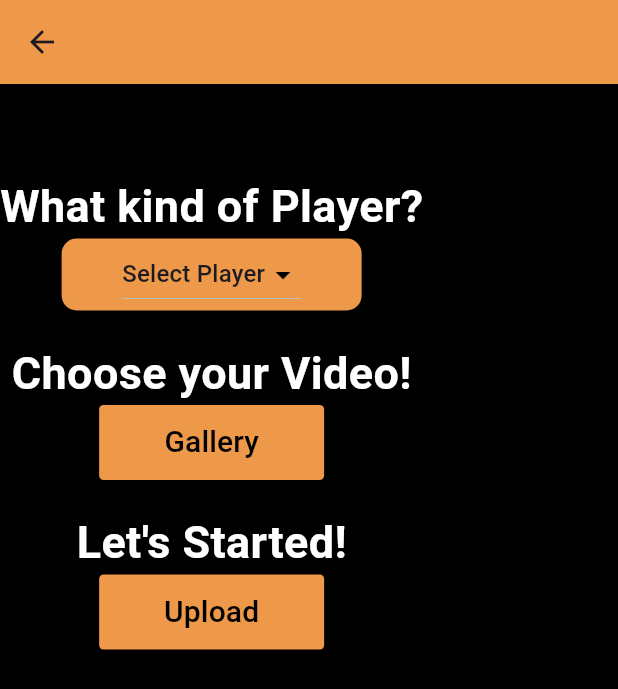
After one commit to seunggihong/flutter-likeu, a Flutter app: the CameraViewTest screen opened directly, after a tap on "Upload", on a phone screen of 412 x 824 dp. The commit adds this screen. Shown: the top 689 px of the screen. Run offline on Flutter 3.47's test engine with Material 3 defaults, Android fonts, the light colour scheme and no system bars; our stand-ins replace carousel_slider, csv, flutter_dotenv, flutter_expandable_fab, flutter_heatmap_calendar, hive and 3 more; missing offline and left inert: mrx_charts; accounts and stored records are empty.

Commit message:
dev: test camera viewer

```diff
--- /dev/null
+++ b/lib/views/camera/camera_view_test.dart
@@ -0,0 +1,131 @@
+import 'package:flutter/material.dart';
+import 'package:flutter_likeu/extensions/space_exs.dart';
+import 'package:flutter_likeu/utils/app_colors.dart';
+import 'package:flutter_likeu/views/camera/components/custom_button.dart';
+import 'package:image_picker/image_picker.dart';
+import 'package:modal_bottom_sheet/modal_bottom_sheet.dart';
+
+class CameraViewTest extends StatefulWidget {
+  const CameraViewTest({super.key});
+
+  @override
+  State<CameraViewTest> createState() => _CameraViewTestState();
+}
+
+class _CameraViewTestState extends State<CameraViewTest> {
+  final players = [
+    'Select Player',
+    'player 1',
+    'player 2',
+    'player 3',
+    'player 4',
+    'player 5'
+  ];
+  String? selectPlayer;
+
+  /// Video Select
+  final ImagePicker _picker = ImagePicker();
+  XFile? _video;
+
+  @override
+  void initState() {
+    setState(() {
+      selectPlayer = players[0];
+    });
+    super.initState();
+  }
+
+  @override
+  Widget build(BuildContext context) {
+    return Scaffold(
+      appBar: AppBar(),
+
+      /// body
+      body: SingleChildScrollView(
+        child: Column(
+          children: [
+            60.h,
+            Text(
+              "What kind of Player?",
+              style: TextStyle(
+                  color: Colors.white,
+                  fontWeight: FontWeight.bold,
+                  fontSize: 30),
+            ),
+            Container(
+              alignment: Alignment.center,
+              width: 200,
+              decoration: BoxDecoration(
+                color: AppColors.primaryColor,
+                borderRadius: BorderRadius.circular(10),
+              ),
+              child: Padding(
+                padding: const EdgeInsets.only(right: 20, left: 20),
+                child: DropdownButton(
+                  dropdownColor: Colors.white,
+                  iconEnabledColor: AppColors.backGroundColor,
+                  borderRadius: BorderRadius.circular(10),
+                  value: selectPlayer,
+                  items: players
+                      .map((e) => DropdownMenuItem(
+                            value: e,
+                            child: Text(e),
+                          ))
+                      .toList(),
+                  onChanged: (value) {
+                    setState(() {
+                      selectPlayer = value!;
+                    });
+                  },
+                ),
+              ),
+            ),
+            20.h,
+            Text(
+              "Choose your Video!",
+              style: TextStyle(
+                  color: Colors.white,
+                  fontWeight: FontWeight.bold,
+                  fontSize: 30),
+            ),
+            CustomButton(
+              function: () async {
+                final XFile? video =
+                    await _picker.pickVideo(source: ImageSource.gallery);
+                setState(() {
+                  if (video != null) {
+                    _video = video;
+                  }
+                });
+              },
+              buttonName: _video == null ? 'Gallery' : 'Change',
+            ),
+            20.h,
+            Text(
+              "Let's Started!",
+              style: TextStyle(
+                  color: Colors.white,
+                  fontWeight: FontWeight.bold,
+                  fontSize: 30),
+            ),
+            CustomButton(
+              function: () {
+                Navigator.push(
+                    context,
+                    CupertinoModalBottomSheetRoute(
+                        builder: (e) => Container(
+                              height: 600,
+                              decoration: BoxDecoration(
+                                  color: Colors.grey,
+                                  borderRadius: BorderRadius.circular(10)),
+                            ),
+                        expanded: false));
+              },
+              buttonName: 'Upload',
+            ),
+          ],
+        ),
+      ),
+    );
+  }
+}
--- a/lib/views/main/widget/fab.dart
+++ b/lib/views/main/widget/fab.dart
@@ -4,7 +4,8 @@ import 'package:flutter/cupertino.dart';
 import 'package:flutter/material.dart';
 import 'package:flutter_expandable_fab/flutter_expandable_fab.dart';
 import 'package:flutter_likeu/utils/app_colors.dart';
-import 'package:flutter_likeu/views/camera/camera_view.dart';
+// import 'package:flutter_likeu/views/camera/camera_view.dart';
+import 'package:flutter_likeu/views/camera/camera_view_test.dart';
 
 /// Views
 import 'package:flutter_likeu/views/chart/chart_view.dart';
@@ -49,8 +50,12 @@ class Fab extends StatelessWidget {
             onPressed: () {
               /// Open Camera func
               log("Open Camera");
+
+              /// test code
               Navigator.push(context,
-                  CupertinoPageRoute(builder: (_) => const CameraView()));
+                  CupertinoPageRoute(builder: (_) => const CameraViewTest()));
+              // Navigator.push(context,
+              //     CupertinoPageRoute(builder: (_) => const CameraView()));
             },
             backgroundColor: AppColors.primaryColor,
             child: const Icon(
```
